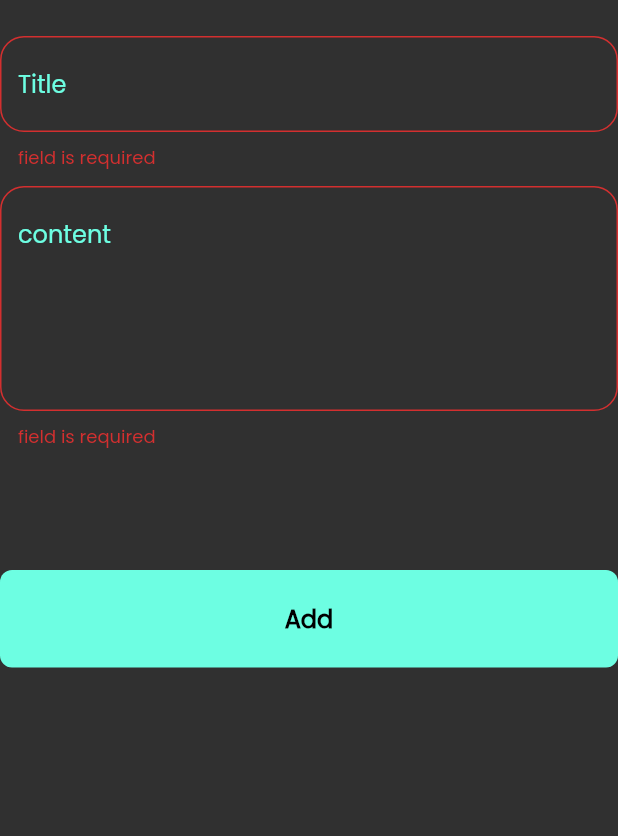
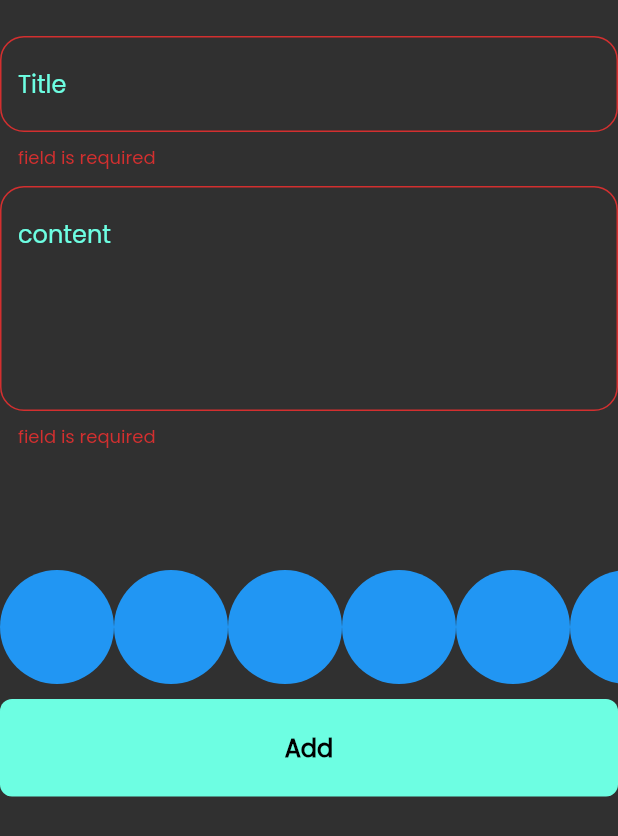
Before and after one commit to haggeresmail/notes_app, a Flutter app: the AddNoteForm widget shown alone on an empty page, opened directly, after a tap on "Add", on a phone screen of 412 x 824 dp. Shown: the top 836 px of the screen. Run offline on Flutter 3.47's test engine with Material 2 defaults, Android fonts, the phone set to English and light mode, and no system bars; our stand-ins replace bloc, flutter_bloc, font_awesome_flutter, hive, hive_flutter; missing offline and left inert: dart:ffi; accounts and stored records are empty.

Commit message:
create color list part one

```diff
--- a/lib/widgets/addnote_form.dart
+++ b/lib/widgets/addnote_form.dart
@@ -2,6 +2,7 @@ import 'package:flutter/material.dart';
 import 'package:flutter_bloc/flutter_bloc.dart';
 import 'package:noteapp/cubits/cubit/add_note_cubit.dart';
 import 'package:noteapp/models/note_model.dart';
+import 'package:noteapp/widgets/colorlistview.dart';
 import 'package:noteapp/widgets/custom_buttonsheet.dart';
 import 'package:noteapp/widgets/custom_textfield.dart';
 import 'package:intl/intl.dart';
@@ -48,26 +49,17 @@ class _AddNoteFormState extends State<AddNoteForm> {
           const SizedBox(
             height: 80,
           ),
+          const ColorListView(),
+          const SizedBox(
+            height: 10,
+          ),
           BlocBuilder<AddNoteCubit, AddNoteState>(
             builder: (context, state) {
               return CustomButton(
                 isloading: state is AddNoteLoading ? true : false,
                 text: 'Add',
                 onTap: () {
-                  if (formKey.currentState!.validate()) {
-                    formKey.currentState!.save();
-                    DateTime now = DateTime.now();
-                    String formattedDate = DateFormat().add_yMd().format(now);
-                    var notemodel = NoteModel(
-                        title: title!,
-                        subtitle: subtitle!,
-                        date: formattedDate,
-                        color: Colors.blue.value);
-                    BlocProvider.of<AddNoteCubit>(context).addNote(notemodel);
-                  } else {
-                    autovalidateMode = AutovalidateMode.always;
-                    setState(() {});
-                  }
+                  validator(context);
                 },
               );
             },
@@ -79,4 +71,21 @@ class _AddNoteFormState extends State<AddNoteForm> {
       ),
     );
   }
+
+  void validator(BuildContext context) {
+    if (formKey.currentState!.validate()) {
+      formKey.currentState!.save();
+      DateTime now = DateTime.now();
+      String formattedDate = DateFormat().add_yMd().format(now);
+      var notemodel = NoteModel(
+          title: title!,
+          subtitle: subtitle!,
+          date: formattedDate,
+          color: Colors.blue.value);
+      BlocProvider.of<AddNoteCubit>(context).addNote(notemodel);
+    } else {
+      autovalidateMode = AutovalidateMode.always;
+      setState(() {});
+    }
+  }
 }
--- /dev/null
+++ b/lib/widgets/colorlistview.dart
@@ -0,0 +1,32 @@
+
+import 'package:flutter/material.dart';
+
+class ColorItem extends StatelessWidget {
+  const ColorItem({super.key});
+
+  @override
+  Widget build(BuildContext context) {
+    return const CircleAvatar(
+      backgroundColor: Colors.blue,
+      radius: 38,
+    );
+  }
+}
+
+class ColorListView extends StatelessWidget {
+  const ColorListView({super.key});
+
+  @override
+  Widget build(BuildContext context) {
+    return SizedBox(
+        height: 38 * 2,
+        child: ListView.builder(
+            itemCount: 10,
+            scrollDirection: Axis.horizontal,
+            itemBuilder: (context, index) {
+              return const ColorItem();
+            }
+            )
+            );
+  }
+}
```
